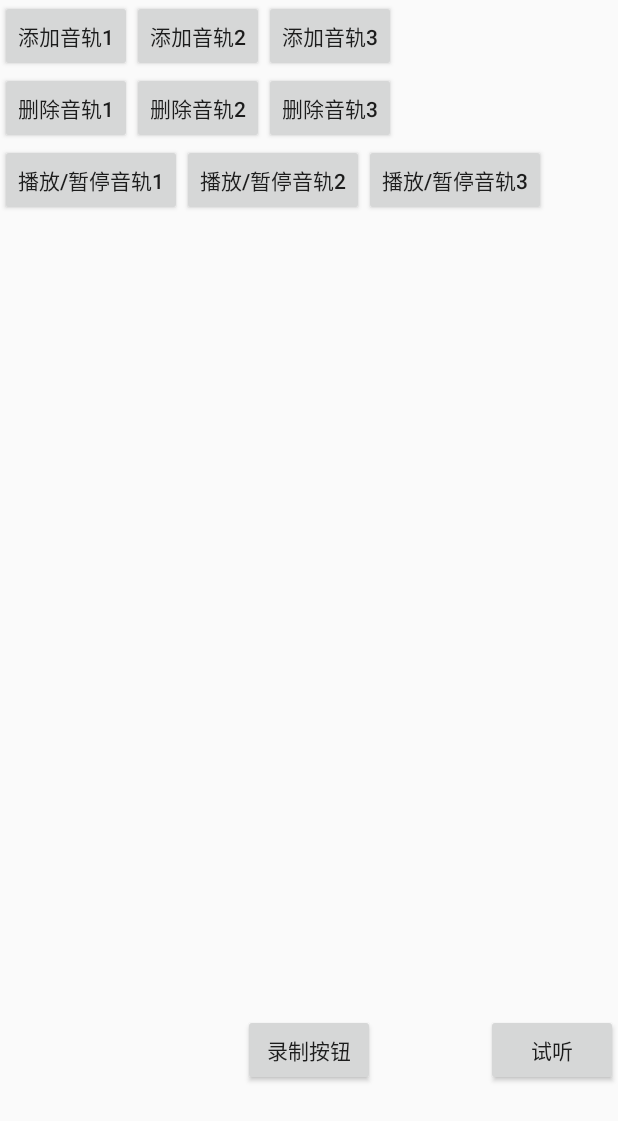
After one commit to ArtisanM/FFmpeg, an Android app: the layout activity_mix.xml on its own in the app's theme, with its tools: preview values and no code run, on a phone screen of 412 x 824 dp. The commit adds this screen. Shown: the top 1121 px of the screen. Run offline under Robolectric (Android 15) with nearby library versions, the phone set to English and light mode, and no system bars; network calls fail.

Commit message:
录音加入音轨功能(核心逻辑已完成) & 混音算法修改

```diff
--- a/app/src/main/AndroidManifest.xml
+++ b/app/src/main/AndroidManifest.xml
@@ -12,7 +12,11 @@
         android:roundIcon="@mipmap/ic_launcher_round"
         android:supportsRtl="true"
         android:theme="@style/AppTheme">
-        <activity android:name=".PcmPlayerActivity">
+        <activity android:name=".MixActivity"
+            android:screenOrientation="portrait">
+        </activity>
+        <activity android:name=".PcmPlayerActivity"
+            android:screenOrientation="portrait">
         </activity>
 
         <meta-data
--- /dev/null
+++ b/app/src/main/res/layout/activity_mix.xml
@@ -0,0 +1,104 @@
+<?xml version="1.0" encoding="utf-8"?>
+<android.support.constraint.ConstraintLayout
+    xmlns:android="http://schemas.android.com/apk/res/android"
+    xmlns:app="http://schemas.android.com/apk/res-auto"
+    xmlns:tools="http://schemas.android.com/tools"
+    android:layout_width="match_parent"
+    android:layout_height="match_parent"
+    tools:context=".MixActivity">
+
+    <Button
+        android:layout_width="wrap_content"
+        app:layout_constraintLeft_toLeftOf="parent"
+        app:layout_constraintRight_toRightOf="parent"
+        app:layout_constraintBottom_toBottomOf="parent"
+        android:layout_height="wrap_content"
+        android:layout_marginBottom="100dp"
+        android:onClick="toggle"
+        android:text="录制按钮" />
+
+    <Button
+        android:layout_width="wrap_content"
+        app:layout_constraintRight_toRightOf="parent"
+        app:layout_constraintBottom_toBottomOf="parent"
+        android:layout_height="wrap_content"
+        android:layout_marginBottom="100dp"
+        android:onClick="shiting"
+        android:text="试听" />
+
+    <Button
+        android:id="@+id/add1"
+        android:layout_width="wrap_content"
+        android:text="添加音轨1"
+        app:layout_constraintLeft_toLeftOf="parent"
+        app:layout_constraintTop_toTopOf="parent"
+        android:layout_height="wrap_content" />
+
+    <Button
+        android:id="@+id/add2"
+        android:layout_width="wrap_content"
+        android:text="添加音轨2"
+        app:layout_constraintLeft_toRightOf="@id/add1"
+        app:layout_constraintTop_toTopOf="parent"
+        android:layout_height="wrap_content" />
+
+    <Button
+        android:id="@+id/add3"
+        android:layout_width="wrap_content"
+        android:text="添加音轨3"
+        app:layout_constraintLeft_toRightOf="@id/add2"
+        app:layout_constraintTop_toTopOf="parent"
+        android:layout_height="wrap_content" />
+
+    <Button
+        android:id="@+id/del1"
+        android:layout_width="wrap_content"
+        android:text="删除音轨1"
+        app:layout_constraintLeft_toLeftOf="parent"
+        app:layout_constraintTop_toBottomOf="@id/add1"
+        android:layout_height="wrap_content"
+        android:onClick="delTrack1"/>
+
+    <Button
+        android:id="@+id/del2"
+        android:layout_width="wrap_content"
+        android:text="删除音轨2"
+        app:layout_constraintLeft_toRightOf="@id/del1"
+        app:layout_constraintTop_toBottomOf="@id/add1"
+        android:layout_height="wrap_content"
+        android:onClick="delTrack2"/>
+
+    <Button
+        android:id="@+id/del3"
+        android:layout_width="wrap_content"
+        android:text="删除音轨3"
+        app:layout_constraintLeft_toRightOf="@id/del2"
+        app:layout_constraintTop_toBottomOf="@id/add1"
+        android:layout_height="wrap_content" />
+
+    <Button
+        android:id="@+id/play1"
+        android:layout_width="wrap_content"
+        android:text="播放/暂停音轨1"
+        app:layout_constraintLeft_toLeftOf="parent"
+        app:layout_constraintTop_toBottomOf="@id/del1"
+        android:layout_height="wrap_content" />
+
+    <Button
+        android:id="@+id/play2"
+        android:layout_width="wrap_content"
+        android:text="播放/暂停音轨2"
+        app:layout_constraintLeft_toRightOf="@id/play1"
+        app:layout_constraintTop_toBottomOf="@id/del1"
+        android:layout_height="wrap_content" />
+
+    <Button
+        android:id="@+id/play3"
+        android:layout_width="wrap_content"
+        android:text="播放/暂停音轨3"
+        app:layout_constraintLeft_toRightOf="@id/play2"
+        app:layout_constraintTop_toBottomOf="@id/del1"
+        android:layout_height="wrap_content" />
+
+
+</android.support.constraint.ConstraintLayout>
--- a/audioeditor/src/main/java/fm/qingting/audioeditor/IAudioRecorder.kt
+++ b/audioeditor/src/main/java/fm/qingting/audioeditor/IAudioRecorder.kt
@@ -5,12 +5,6 @@ import android.media.MediaRecorder
 import io.reactivex.Observable
 import java.io.File
 
-/**
- * v1.0功能：
- * 录音（可分段）
- * 裁剪
- * 录音片段拼接（pause时与上一个录音wav拼接并存为一个wav）
- */
 interface IAudioRecorder {
 
     companion object {
@@ -19,6 +13,7 @@ interface IAudioRecorder {
         const val DEFAULT_CHANNEL_IN_CONFIG = AudioFormat.CHANNEL_IN_MONO
         const val DEFAULT_CHANNEL_OUT_CONFIG = AudioFormat.CHANNEL_OUT_MONO
         const val DEFAULT_AUDIO_FORMAT = AudioFormat.ENCODING_PCM_16BIT
+
         val MIN_IN_BUFFER_SIZE = android.media.AudioRecord.getMinBufferSize(
             DEFAULT_SAMPLE_RATE,
             DEFAULT_CHANNEL_IN_CONFIG,
@@ -29,6 +24,10 @@ interface IAudioRecorder {
             DEFAULT_CHANNEL_OUT_CONFIG,
             DEFAULT_AUDIO_FORMAT
         )
+        // 录音时每个buff时长(单位nano) = BUFFER_TIME_UNIT_MILL * 1000000 + BUFFER_TIME_UNIT_NANO
+        val BUFFER_TIME_UNIT_MILL = 1000L * MIN_IN_BUFFER_SIZE / 2 / IAudioRecorder.DEFAULT_SAMPLE_RATE;
+        val BUFFER_TIME_UNIT_NANO =
+            ((1000 * 1000 * 1000L * MIN_IN_BUFFER_SIZE / 2 / IAudioRecorder.DEFAULT_SAMPLE_RATE) - BUFFER_TIME_UNIT_MILL * 1000 * 1000L).toInt()
     }
 
     fun isRecording(): Boolean
@@ -60,7 +59,9 @@ interface IAudioRecorder {
 
     fun setOnAudioRecordListener(listener: OnAudioRecordListener)
 
-//    fun addAudioTrack(file: File): Track
+    fun addAudioTrack(file: File): ITrack
+
+    fun removeAudioTrack(file: File)
 }
 
 interface OnAudioRecordListener {
@@ -68,62 +69,30 @@ interface OnAudioRecordListener {
 }
 
 /**
- * v2.0 背景音乐功能 未完成
+ * v2.0 音轨
+ * 音轨格式必须为 44100Hz, pcm s16le, mono
  */
-//data class Track(val file: File) {
-//
-//    private var mAudioPlayer: AudioPlayer? = null
-//    private var mWavFileReader: WavFileReader? = null
-//    @Volatile
-//    private var mIsPlaying = false
-//    private var mVolume: Float = 1f
-//
-//    fun play() {
-//        mAudioPlayer?.let {
-//            it.stopPlayer()
-//            mAudioPlayer = null
-//        }
-//        mAudioPlayer = AudioPlayer()
-//        mAudioPlayer?.startPlayer()
-//
-//        mWavFileReader = WavFileReader()
-//        mWavFileReader?.openFile(file.absolutePath)
-//
-//        mIsPlaying = true
-//
-//        Thread(Runnable {
-//            android.os.Process.setThreadPriority(android.os.Process.THREAD_PRIORITY_URGENT_AUDIO)
-//            val buffer = ByteArray(MIN_OUT_BUFFER_SIZE)
-//            while (mIsPlaying && mWavFileReader?.readData(buffer, 0, buffer.size)!! > 0) {
-//                AudioUtils.adjustVolume(buffer, mVolume)
-//                mAudioPlayer?.play(buffer, 0, buffer.size)
-//                Arrays.fill(buffer, 0)
-//            }
-//            mAudioPlayer?.stopPlayer()
-//            mAudioPlayer = null
-//            mIsPlaying = false
-//            try {
-//                mWavFileReader?.closeFile()
-//            } catch (e: IOException) {
-//                e.printStackTrace()
-//            }
-//            mWavFileReader = null
-//        }).start()
-//    }
-//
-//    fun stop() {
-//        mIsPlaying = false
-//        mAudioPlayer?.stopPlayer()
-//        mAudioPlayer = null
-//        try {
-//            mWavFileReader?.closeFile()
-//        } catch (e: IOException) {
-//            e.printStackTrace()
-//        }
-//        mWavFileReader = null
-//    }
-//
-//    fun setVolume(volume: Float) {
-//        mVolume = if (volume > 2) 2f else (if (volume < 0) 0f else volume)
-//    }
-//}
+interface ITrack {
+
+    fun stopPlay()
+
+    fun startPlay()
+
+    fun playAudioData(audioData: ByteArray, offsetInBytes: Int, sizeInBytes: Int)
+
+    fun readAudioData(): AudioData
+
+    fun isPlaying():Boolean
+
+    fun setIsLoop(isLoop: Boolean)
+
+    fun isLoop(): Boolean
+
+    fun getVolume(): Float
+
+    fun setVolume(volume: Float)
+
+    fun release()
+}
+
+data class AudioData(var buffer: ByteArray, var len: Int)
```
Also changed, not shown: app/src/main/java/mo/example/ffmpeg/ffmpegdemo/MainActivity.kt (+32 -18 lines), app/src/main/java/mo/example/ffmpeg/ffmpegdemo/MixActivity.kt (added, +78 -0 lines), app/src/main/res/layout/activity_main.xml (+10 -0 lines), audioeditor/src/main/java/fm/qingting/audioeditor/AudioAverageMixer.kt (+7 -3 lines), audioeditor/src/main/java/fm/qingting/audioeditor/AudioRecorderImpl.kt (+228 -17 lines).
